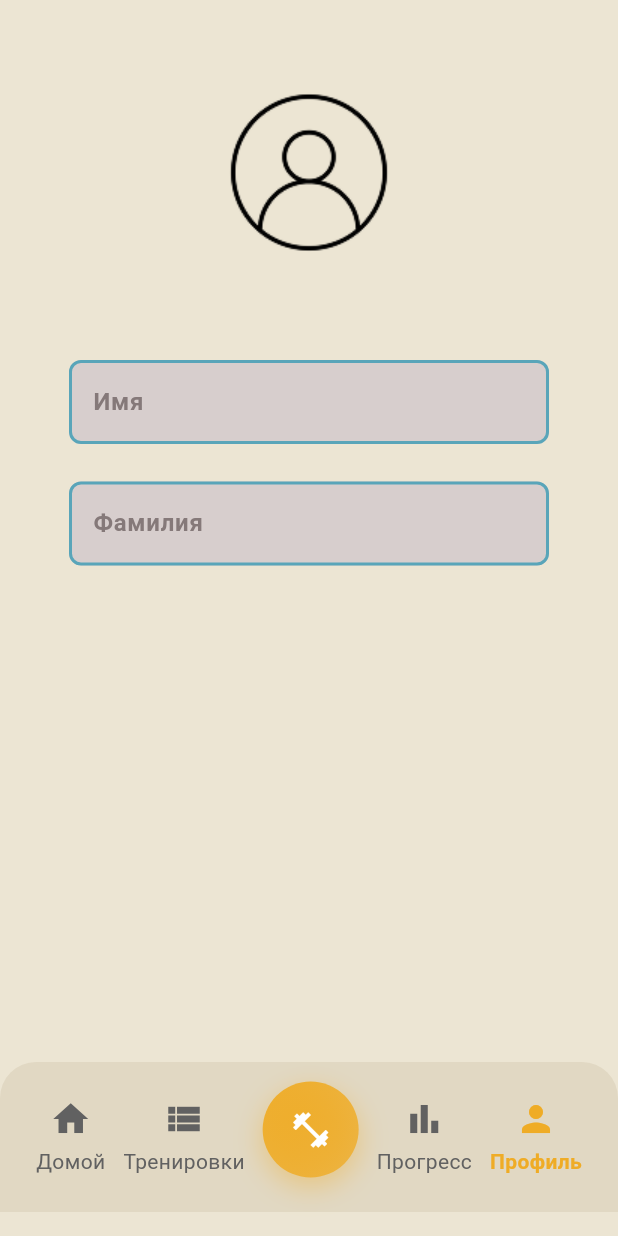
After one commit to vkhokh/Grindstone, a Flutter app: the ProfilePage screen opened directly, after a tap on "Профиль", on a phone screen of 412 x 824 dp. The commit adds this screen. Run offline on Flutter 3.47's test engine with Material 3 defaults, Android fonts, the phone set to English and light mode, and no system bars; our stand-ins replace google_fonts, shared_preferences; accounts and stored records are empty.

Commit message:
Добавлена страница профиля и регистрации

```diff
--- a/lib/pages/main_page.dart
+++ b/lib/pages/main_page.dart
@@ -1,4 +1,5 @@
 import 'package:dp/pages/current_training_page.dart';
+import 'package:dp/pages/profile_page.dart'; // Добавьте этот импорт
 import 'package:flutter/material.dart';
 import 'package:google_fonts/google_fonts.dart';
 import 'package:dp/colors.dart';
@@ -274,15 +275,29 @@ class _MainPageState extends State<MainPage> {
           ),
           child: Row(
             children: [
-              _buildTab(Icons.home, 'Домой', true),
+              _buildTab(Icons.home, 'Домой', true, onTap: null), // Текущая страница
               const Spacer(),
-              _buildTab(Icons.view_list, 'Тренировки', false),
+              _buildTab(Icons.view_list, 'Тренировки', false, onTap: () {
+                // Здесь будет навигация на страницу тренировок
+                // Navigator.push(context, MaterialPageRoute(builder: (context) => TrainingPage()));
+              }),
               const Spacer(),
               _buildFloatingButton(context),
               const Spacer(),
-              _buildTab(Icons.bar_chart, 'Прогресс', false),
+              _buildTab(Icons.bar_chart, 'Прогресс', false, onTap: () {
+                // Здесь будет навигация на страницу прогресса
+                // Navigator.push(context, MaterialPageRoute(builder: (context) => ProgressPage()));
+              }),
               const Spacer(),
-              _buildTab(Icons.person, 'Профиль', false),
+              _buildTab(Icons.person, 'Профиль', false, onTap: () {
+                // Навигация на страницу профиля
+                Navigator.push(
+                  context,
+                  MaterialPageRoute(
+                    builder: (context) => const ProfilePage(), // Используем ProfilePage с большой буквы
+                  ),
+                );
+              }),
             ],
           ),
         ),
@@ -290,10 +305,12 @@ class _MainPageState extends State<MainPage> {
     );
   }
 
-  // Метод для создания вкладок навигации
-  Widget _buildTab(IconData icon, String label, bool isActive) {
+  // Метод для создания вкладок навигации - ИЗМЕНЕН: добавлен параметр onTap
+  Widget _buildTab(IconData icon, String label, bool isActive, {VoidCallback? onTap}) {
     final color = isActive ? elevatedButtonBackgroundColor : Colors.grey[700];
-    return Column(
+    return GestureDetector(
+      onTap: onTap, // Добавляем обработчик нажатия
+      child: Column(
         mainAxisSize: MainAxisSize.min,
         mainAxisAlignment: MainAxisAlignment.center,
         children: [
@@ -308,6 +325,7 @@ class _MainPageState extends State<MainPage> {
             ),
           ),
         ],
+      ),
     );
   }
 
--- /dev/null
+++ b/lib/pages/profile_page.dart
@@ -0,0 +1,342 @@
+import 'package:flutter/material.dart';
+import 'package:dp/pages/main_page.dart';
+import 'package:dp/colors.dart';
+import 'package:google_fonts/google_fonts.dart'; // Добавлен недостающий импорт
+import 'package:shared_preferences/shared_preferences.dart';
+import 'dart:async';
+import 'dart:convert';
+import '../models/training_models.dart';
+import 'current_training_page.dart'; // Добавлен импорт для CurrentWorkoutScreen
+
+class ProfilePage extends StatefulWidget { // Исправлено название класса (с большой буквы)
+  const ProfilePage({super.key});
+
+  @override
+  State<ProfilePage> createState() => ProfilePageState(); // Исправлено название состояния
+}
+
+class ProfilePageState extends State<ProfilePage> { // Исправлено название класса
+  final TextEditingController nameController = TextEditingController();
+  final TextEditingController surnameController = TextEditingController();
+
+  // Переменные для единообразного стиля
+  final double fieldWidth = 320;
+  final double fieldHeight = 56;
+  final double verticalPadding = 25;
+
+  // Переменные для хранения сохраненных данных
+  String savedName = '';
+  String savedSurname = '';
+
+  // Флаг для отображения режима редактирования или просмотра
+  bool isEditing = true;
+
+  bool isRegister = true;
+
+  @override
+  void initState() {
+    super.initState();
+    nameController.addListener(_checkFields);
+    surnameController.addListener(_checkFields);
+  }
+
+  @override
+  void dispose() {
+    nameController.removeListener(_checkFields);
+    surnameController.removeListener(_checkFields);
+    nameController.dispose();
+    surnameController.dispose();
+    super.dispose();
+  }
+
+  bool get _isBothFieldsFilled {
+    return nameController.text.isNotEmpty && surnameController.text.isNotEmpty;
+  }
+
+  void _checkFields() {
+    setState(() {});
+  }
+
+  // Функция сохранения данных
+  void _saveData() {
+    setState(() {
+      savedName = nameController.text;
+      savedSurname = surnameController.text;
+      isEditing = false; // Переключаем в режим просмотра
+    });
+  }
+
+  // Функция редактирования данных - ТОЛЬКО по иконке карандаша
+  void _editData() {
+    setState(() {
+      nameController.text = savedName;
+      surnameController.text = savedSurname;
+      isEditing = true; // Переключаем в режим редактирования
+    });
+  }
+
+  @override
+  Widget build(BuildContext context) {
+    return Scaffold(
+      backgroundColor: backGroundColor,
+      body: Padding(
+        padding: const EdgeInsets.only(left: 30.0, right: 30.0),
+        child: SizedBox.expand(
+          child: Column(
+            crossAxisAlignment: CrossAxisAlignment.center,
+            children: [
+              // Логотип/Иконка пользователя
+              Padding(
+                padding: const EdgeInsets.only(top: 40, bottom: 0),
+                child: Image.asset(
+                  'assets/images/icon_user.png',
+                  height: 150,
+                  width: 150,
+                  errorBuilder: (context, error, stackTrace) { // Добавлен обработчик ошибок для изображения
+                    return Container(
+                      height: 150,
+                      width: 150,
+                      decoration: BoxDecoration(
+                        color: Colors.grey[300],
+                        shape: BoxShape.circle,
+                      ),
+                      child: const Icon(
+                        Icons.person,
+                        size: 80,
+                        color: Colors.grey,
+                      ),
+                    );
+                  },
+                ),
+              ),
+
+              const SizedBox(height: 20),
+
+              // Отображение имени и фамилии в режиме просмотра
+              if (!isEditing) ...[
+                Container(
+                  padding: const EdgeInsets.symmetric(
+                    horizontal: 20,
+                    vertical: 10
+                  ),
+                  child: Column(
+                    children: [
+                      // Ряд с именем и иконкой карандаша
+                      Row(
+                        mainAxisAlignment: MainAxisAlignment.center,
+                        children: [
+                          Text(
+                            savedName.isEmpty && savedSurname.isEmpty
+                                ? 'Имя Фамилия'
+                                : '$savedName $savedSurname',
+                            style: const TextStyle(
+                              fontSize: 24,
+                              fontWeight: FontWeight.bold,
+                            ),
+                          ),
+                          const SizedBox(width: 8),
+                          // Иконка карандаша для редактирования
+                          GestureDetector(
+                            onTap: _editData,
+                            child: Container(
+                              padding: const EdgeInsets.all(6),
+                              decoration: BoxDecoration(
+                                color: Colors.orange,
+                                shape: BoxShape.circle,
+                                boxShadow: [
+                                  BoxShadow(
+                                    color: Colors.orange.withOpacity(0.3),
+                                    blurRadius: 4,
+                                    spreadRadius: 1,
+                                  ),
+                                ],
+                              ),
+                              child: const Icon(
+                                Icons.edit,
+                                color: Colors.white,
+                                size: 16,
+                              ),
+                            ),
+                          ),
+                        ],
+                      ),
+                    ],
+                  ),
+                ),
+              ],
+
+              const SizedBox(height: 30),
+
+              // Поля ввода (видны только в режиме редактирования)
+              if (isEditing) ...[
+                // Поле ИМЯ
+                Padding(
+                  padding: const EdgeInsets.only(top: 0, bottom: 20),
+                  child: Container(
+                    width: fieldWidth,
+                    height: fieldHeight,
+                    child: TextField(
+                      decoration: const InputDecoration(
+                        hintText: 'Имя',
+                        border: OutlineInputBorder(),
+                      ),
+                      controller: nameController,
+                    ),
+                  ),
+                ),
+
+                // Поле ФАМИЛИЯ
+                Padding(
+                  padding: const EdgeInsets.only(top: 5, bottom: 20),
+                  child: Container(
+                    width: fieldWidth,
+                    height: fieldHeight,
+                    child: TextField(
+                      decoration: const InputDecoration(
+                        hintText: 'Фамилия',
+                        border: OutlineInputBorder(),
+                      ),
+                      controller: surnameController,
+                    ),
+                  ),
+                ),
+              ],
+
+              const Spacer(),
+
+              // Кнопка СОХРАНИТЬ в режиме редактирования
+              if (isEditing && _isBothFieldsFilled)
+                Padding(
+                  padding: const EdgeInsets.only(bottom: 40),
+                  child: ElevatedButton(
+                    onPressed: _saveData,
+                    style: ElevatedButton.styleFrom(
+                      fixedSize: const Size(210, 60),
+                      backgroundColor: const Color.fromARGB(255, 250, 167, 41),
+                    ),
+                    child: const Text(
+                      'Сохранить',
+                      style: TextStyle(
+                        fontSize: 16.5,
+                        fontWeight: FontWeight.w900,
+                        color: Color.fromARGB(255, 0, 0, 0),
+                      ),
+                    ),
+                  ),
+                ),
+            ],
+          ),
+        ),
+      ),
+      // Добавляем нашу панель навигации - ИСПРАВЛЕНО: теперь это часть Scaffold
+      bottomNavigationBar: SafeArea(
+        bottom: true,
+        child: Container(
+          height: 100,
+          padding: const EdgeInsets.symmetric(horizontal: 24),
+          margin: const EdgeInsets.only(bottom: 16),
+          decoration: BoxDecoration(
+            color: const Color.fromARGB(255, 225, 216, 195),
+            borderRadius: const BorderRadius.only(
+              topLeft: Radius.circular(24),
+              topRight: Radius.circular(24),
+            ),
+          ),
+          child: Row(
+            children: [
+              _buildTab(Icons.home, 'Домой', false, onTap: () {
+                Navigator.pushReplacement(
+                  context,
+                  MaterialPageRoute(builder: (context) => const MainPage()),
+                );
+              }),
+              const Spacer(),
+              _buildTab(Icons.view_list, 'Тренировки', false, onTap: () {
+                // Добавьте навигацию на страницу тренировок
+              }),
+              const Spacer(),
+              _buildFloatingButton(context),
+              const Spacer(),
+              _buildTab(Icons.bar_chart, 'Прогресс', false, onTap: () {
+                // Добавьте навигацию на страницу прогресса
+              }),
+              const Spacer(),
+              _buildTab(Icons.person, 'Профиль', true, onTap: null), // Текущая страница
+            ],
+          ),
+        ),
+      ),
+    );
+  }
+
+  // Метод для создания вкладок навигации - ИСПРАВЛЕНО: добавлен параметр onTap
+  Widget _buildTab(IconData icon, String label, bool isActive, {VoidCallback? onTap}) {
+    final color = isActive ? elevatedButtonBackgroundColor : Colors.grey[700];
+    return GestureDetector(
+      onTap: onTap,
+      child: Column(
+        mainAxisSize: MainAxisSize.min,
+        mainAxisAlignment: MainAxisAlignment.center,
+        children: [
+          Icon(icon, color: color, size: 28),
+          const SizedBox(height: 4),
+          Text(
+            label,
+            style: GoogleFonts.barlow(
+              fontSize: 14,
+              fontWeight: isActive ? FontWeight.bold : FontWeight.normal,
+              color: color,
+            ),
+          ),
+        ],
+      ),
+    );
+  }
+
+  // Метод для оранжевой круглой кнопки - ИСПРАВЛЕНО: убраны несуществующие переменные
+  Widget _buildFloatingButton(BuildContext context) {
+    return Container(
+      margin: const EdgeInsets.only(bottom: 10),
+      child: GestureDetector(
+        onTap: () async {
+          final prefs = await SharedPreferences.getInstance();
+          await prefs.remove('current_training');
+
+          // Исправлено: убраны обращения к _currentTrainingData и _loadCurrentTraining
+          // так как этих переменных и методов нет в этом классе
+          await Navigator.push(
+            context,
+            MaterialPageRoute(
+              builder: (context) => const CurrentWorkoutScreen(),
+            ),
+          );
+        },
+        child: Container(
+          width: 64,
+          height: 64,
+          decoration: BoxDecoration(
+            gradient: LinearGradient(
+              colors: [
+                elevatedButtonBackgroundColor.withOpacity(0.9),
+                elevatedButtonBackgroundColor.withOpacity(0.7),
+              ],
+              begin: Alignment.topLeft,
+              end: Alignment.bottomRight,
+            ),
+            borderRadius: BorderRadius.circular(32),
+            boxShadow: [
+              BoxShadow(
+                color: elevatedButtonBackgroundColor.withOpacity(0.4),
+                blurRadius: 16,
+                offset: const Offset(0, 6),
+              ),
+            ],
+          ),
+          child: const Center(
+            child: Icon(Icons.fitness_center, color: Colors.white, size: 28),
+          ),
+        ),
+      ),
+    );
+  }
+}
```
Also changed, not shown: lib/pages/login_page.dart (+23 -1 lines), lib/pages/registration_page.dart (added, +124 -0 lines), lib/pages/current_training_page.dart (line endings or trailing spaces), lib/pages/set_menu_page.dart (line endings or trailing spaces), lib/pages/start_page.dart (line endings or trailing spaces), lib/pages/timer_page.dart (line endings or trailing spaces). Lines whose indentation alone changed are shown as unchanged.
